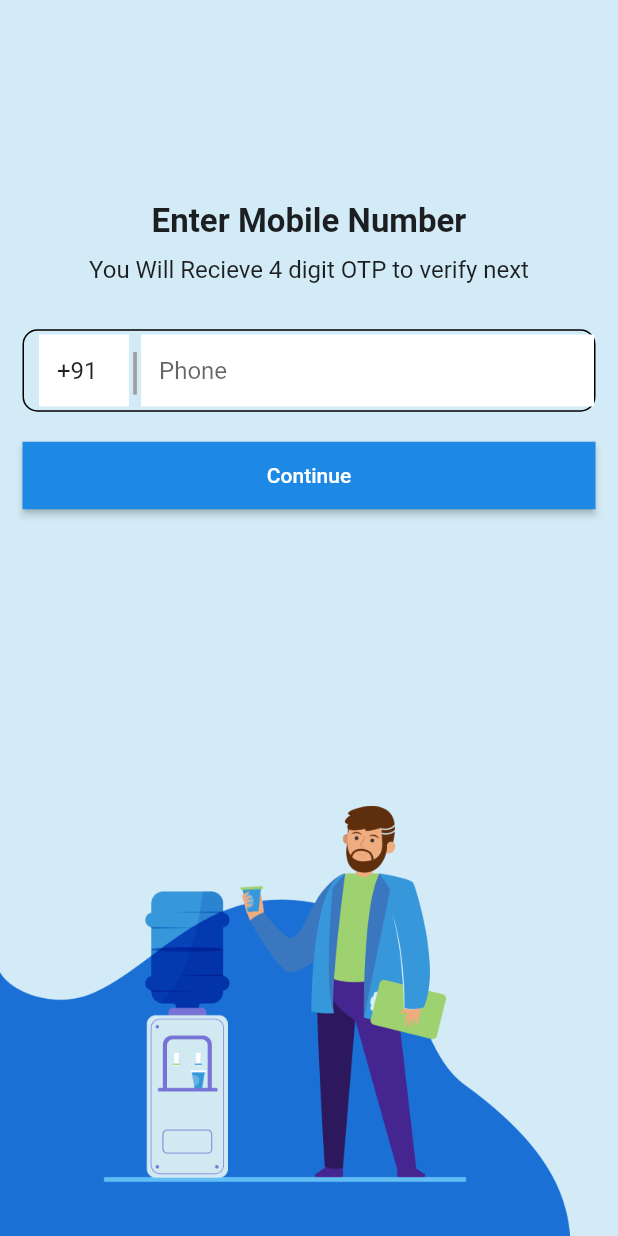
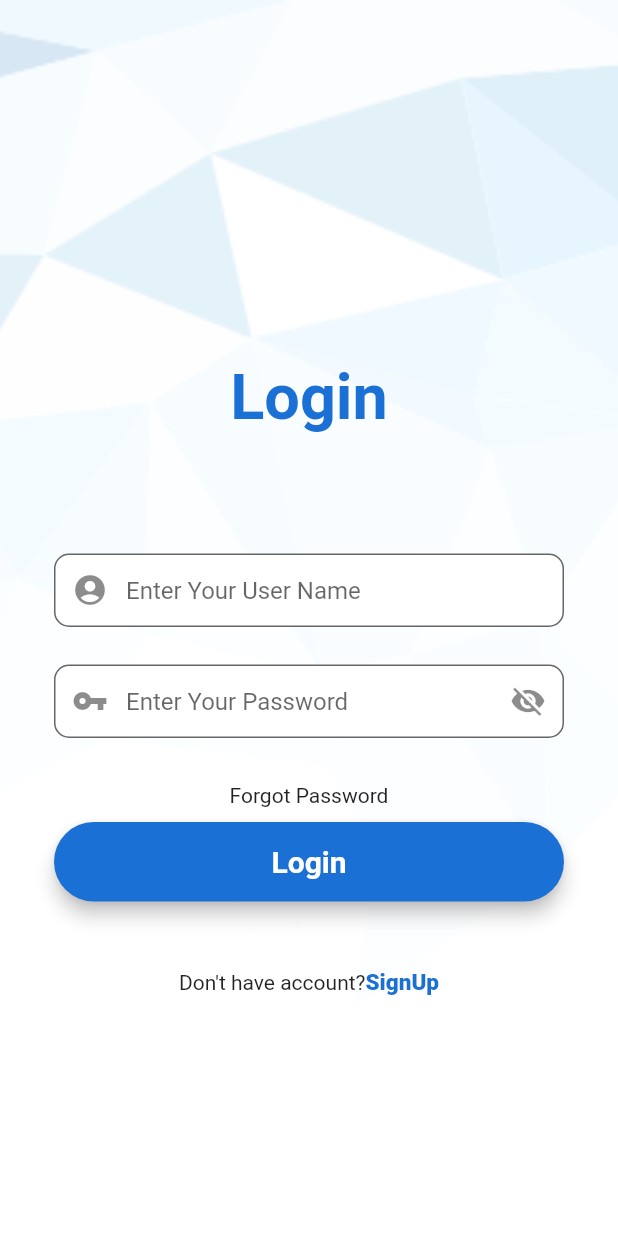
Before and after one commit to vishalmarand/food_app, a Flutter app: the screen it shows after launch, on a phone screen of 412 x 824 dp. Run offline on Flutter 3.47's test engine with Material 2 defaults, Android fonts, the phone set to English and light mode, and no system bars; our stand-ins replace carousel_slider, cloud_firestore, firebase_auth, firebase_core, flutter_rating_bar, fluttertoast and 3 more; missing offline and left inert: clippy_flutter, introduction_slider; accounts and stored records are empty.

Commit message:
faurth time

```diff
--- /dev/null
+++ b/lib/Authenticattion/Email_login/Email_second/login_screen.dart
@@ -0,0 +1,208 @@
+import 'package:flutter/material.dart';
+import 'package:firebase_auth/firebase_auth.dart';
+import 'package:fluttertoast/fluttertoast.dart';
+import 'package:food_packet/Authenticattion/Email_login/Email_second/registration_screen.dart';
+import 'package:food_packet/Pages/bottomnav.dart';
+import 'package:google_fonts/google_fonts.dart';
+
+class login_Screen extends StatefulWidget {
+  const login_Screen({super.key});
+
+  @override
+  State<login_Screen> createState() => _login_ScreenState();
+}
+
+class _login_ScreenState extends State<login_Screen> {
+  bool _isSecurePassword = true;
+  final _formkey = GlobalKey<FormState>();
+
+  TextEditingController emailcontroller = TextEditingController();
+  TextEditingController passwordcontroller = TextEditingController();
+
+  final _auth = FirebaseAuth.instance;
+
+  String? errorMessage;
+
+  void signIn(String email, String password) async {
+    if (_formkey.currentState!.validate()) {
+      await _auth
+          .signInWithEmailAndPassword(email: email, password: password)
+          .then((uid) => {
+                Fluttertoast.showToast(msg: "Login Successful"),
+                Navigator.of(context).pushReplacement(
+                    MaterialPageRoute(builder: (context) => bottomnav())),
+              })
+          .catchError((e) {
+        Fluttertoast.showToast(msg: e!.message);
+      });
+    }
+  }
+
+  @override
+  Widget build(BuildContext context) {
+    final emailfield = TextFormField(
+        autofocus: false,
+        controller: emailcontroller,
+        keyboardType: TextInputType.emailAddress,
+        validator: (value) {
+          if (value!.isEmpty) {
+            return ("please Enter your Email");
+          }
+          if (!RegExp("^[a-zA-Z0-9+_.-]+@[a-zA-Z0-9.-]+.[a-z]")
+              .hasMatch(value)) {
+            return ("Please Enter a valid email");
+          }
+          return null;
+        },
+        //validator: (){}
+        onSaved: (value) {
+          emailcontroller.text = value!;
+        },
+        textInputAction: TextInputAction.next,
+        // obscureText: _isSecurePassword,
+        decoration: InputDecoration(
+            fillColor: Colors.white,
+            filled: true,
+            prefixIcon: Icon(Icons.account_circle),
+            contentPadding: EdgeInsets.fromLTRB(20, 15, 20, 15),
+            hintText: "Enter Your User Name",
+            border: OutlineInputBorder(
+              borderRadius: BorderRadius.circular(10),
+            )));
+
+    final passwordfield = TextFormField(
+        autofocus: false,
+        controller: passwordcontroller,
+        //obscureText: true,
+        validator: (value) {
+          RegExp regex = new RegExp(r'^.{6,}$');
+          if (value!.isEmpty) {
+            return ("Password is required for login");
+          }
+          if (!regex.hasMatch(value)) {
+            return ("Enter Valid Password(Min. 6 Character)");
+          }
+        },
+        textInputAction: TextInputAction.done,
+        obscureText: _isSecurePassword,
+        decoration: InputDecoration(
+            fillColor: Colors.white,
+            filled: true,
+            prefixIcon: Icon(Icons.vpn_key),
+            contentPadding: EdgeInsets.fromLTRB(20, 15, 20, 15),
+            hintText: "Enter Your Password",
+            suffixIcon: togglePassword(),
+            border: OutlineInputBorder(
+              borderRadius: BorderRadius.circular(10),
+            )));
+
+    final loginButton = Material(
+      elevation: 5,
+      borderRadius: BorderRadius.circular(30),
+      color: Color(hexColor('#1B70D6')),
+      child: MaterialButton(
+          padding: EdgeInsets.fromLTRB(20, 15, 20, 15),
+          minWidth: MediaQuery.of(context).size.width,
+          onPressed: () {
+            signIn(emailcontroller.text, passwordcontroller.text);
+          },
+          child: Text(
+            "Login",
+            textAlign: TextAlign.center,
+            style: TextStyle(
+                fontSize: 20, color: Colors.white, fontWeight: FontWeight.bold),
+          )),
+    );
+
+    return Scaffold(
+      body: Container(
+        decoration: BoxDecoration(
+            image: DecorationImage(
+          image: AssetImage("images/diam.png"),
+          fit: BoxFit.cover,
+        )),
+        child: Center(
+            child: SingleChildScrollView(
+                child: Padding(
+          padding: const EdgeInsets.all(36.0),
+          child: Form(
+              key: _formkey,
+              child: Column(
+                mainAxisAlignment: MainAxisAlignment.center,
+                crossAxisAlignment: CrossAxisAlignment.center,
+                children: <Widget>[
+                  //add google fonts and colour code
+                  Padding(
+                      padding: const EdgeInsets.all(80.0),
+                      child: Text("Login",
+                          textAlign: TextAlign.start,
+                          style: GoogleFonts.roboto(
+                              fontSize: 42,
+                              fontWeight: FontWeight.bold,
+                              color: Color(hexColor('#1B70D6'))))),
+                  emailfield,
+                  SizedBox(
+                    height: 25,
+                  ),
+                  passwordfield,
+                  SizedBox(
+                    height: 30,
+                  ),
+                  //add forgot button and gap
+                  Text("Forgot Password"),
+                  SizedBox(height: 10),
+                  loginButton,
+                  SizedBox(
+                    height: 45,
+                  ),
+                  Row(
+                    mainAxisAlignment: MainAxisAlignment.center,
+                    children: <Widget>[
+                      Text("Don't have account?"),
+                      GestureDetector(
+                        onTap: () {
+                          Navigator.push(
+                              context,
+                              MaterialPageRoute(
+                                  builder: (context) => RegistrationScreen()));
+                        },
+                        child: Text(
+                          "SignUp",
+                          style: GoogleFonts.roboto(
+                              color: Color(hexColor('#1B70D6')),
+                              fontWeight: FontWeight.w900,
+                              fontSize: 15),
+                        ),
+                      )
+                    ],
+                  )
+                ],
+              )),
+        ))),
+      ),
+    );
+  }
+
+  Widget togglePassword() {
+    return IconButton(
+      onPressed: () {
+        setState(() {
+          _isSecurePassword = !_isSecurePassword;
+        });
+      },
+      icon: _isSecurePassword
+          ? Icon(Icons.visibility_off)
+          : Icon(Icons.visibility),
+    );
+  }
+}
+
+int hexColor(String color) {
+  //adding prefix
+  String newColor = '0xff' + color;
+  //removing # sign
+  newColor = newColor.replaceAll('#', '');
+  //converting it to the integer
+  int finalColor = int.parse(newColor);
+  return finalColor;
+}
--- a/lib/Authenticattion/login.dart
+++ b/lib/Authenticattion/Email_login/login.dart
@@ -1,6 +1,6 @@
 import 'package:flutter/material.dart';
-import 'package:food_packet/Authenticattion/phone.dart';
-import 'package:food_packet/Authenticattion/register.dart';
+import 'package:food_packet/Authenticattion/phone_login/phone.dart';
+import 'package:food_packet/Authenticattion/Email_login/register.dart';
 import 'package:food_packet/Pages/bottomnav.dart';
 
 class MyLogin extends StatefulWidget {
--- a/lib/main.dart
+++ b/lib/main.dart
@@ -1,16 +1,11 @@
+import 'package:firebase_core/firebase_core.dart';
 import 'package:flutter/material.dart';
-import 'package:food_packet/Authenticattion/introduction_screen.dart';
-import 'package:food_packet/Authenticattion/login.dart';
-import 'package:food_packet/Authenticattion/phone.dart';
-import 'package:food_packet/Pages/HomePage.dart';
-import 'package:food_packet/Authenticattion/LoginThree.dart';
-import 'package:food_packet/Pages/bottomnav.dart';
-
-import 'package:food_packet/Authenticattion/signup.dart';
-import 'package:food_packet/causal_slider.dart';
+import 'package:food_packet/Authenticattion/Email_login/Email_second/login_screen.dart';
 import 'package:food_packet/product_details/iteampage.dart';
 
-void main() {
+Future<void> main() async {
+  WidgetsFlutterBinding.ensureInitialized();
+  await Firebase.initializeApp();
   runApp(MyApp());
 }
 
@@ -24,7 +19,10 @@ class MyApp extends StatelessWidget {
         scaffoldBackgroundColor: Colors.white,
       ),
       routes: {
-        "/": (context) => MyPhone(),
+        "/": (context) => login_Screen(),
+        //for phon login
+        // "/": (context) => MyPhone(),
+        //homepage direct
         //"/": (context) => bottomnav(),
         // "/": (context) => causal_slider(),
         // "bottomnav": (context) => bottomnav(),
--- a/pubspec.yaml
+++ b/pubspec.yaml
@@ -45,6 +45,9 @@ dependencies:
   pinput: ^2.2.21
   firebase_core: ^2.4.1
   firebase_auth: ^4.2.5
+  google_fonts: ^4.0.3
+  fluttertoast: ^8.1.2
+  cloud_firestore: ^4.3.1
 
 dev_dependencies:
   flutter_test:
```
Also changed, not shown: lib/Authenticattion/Email_login/Email_second/model/user_model.dart (added, +25 -0 lines), lib/Authenticattion/Email_login/Email_second/registration_screen.dart (added, +298 -0 lines), lib/Authenticattion/phone_login/phone.dart (renamed from lib/Authenticattion/phone.dart, +24 -5 lines), lib/Authenticattion/phone_login/verify.dart (renamed from lib/Authenticattion/verify.dart, +27 -6 lines), lib/Authenticattion/Email_login/register.dart (renamed from lib/Authenticattion/register.dart), lib/drawbar/logout.dart (added), pubspec.lock, 1 other file.
